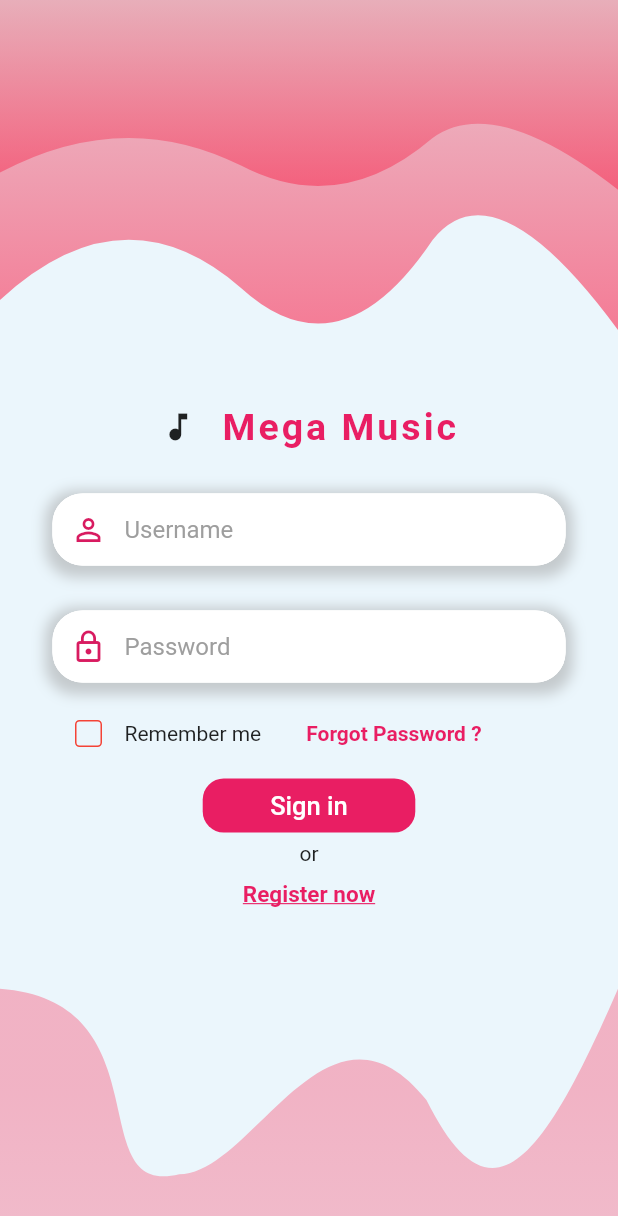
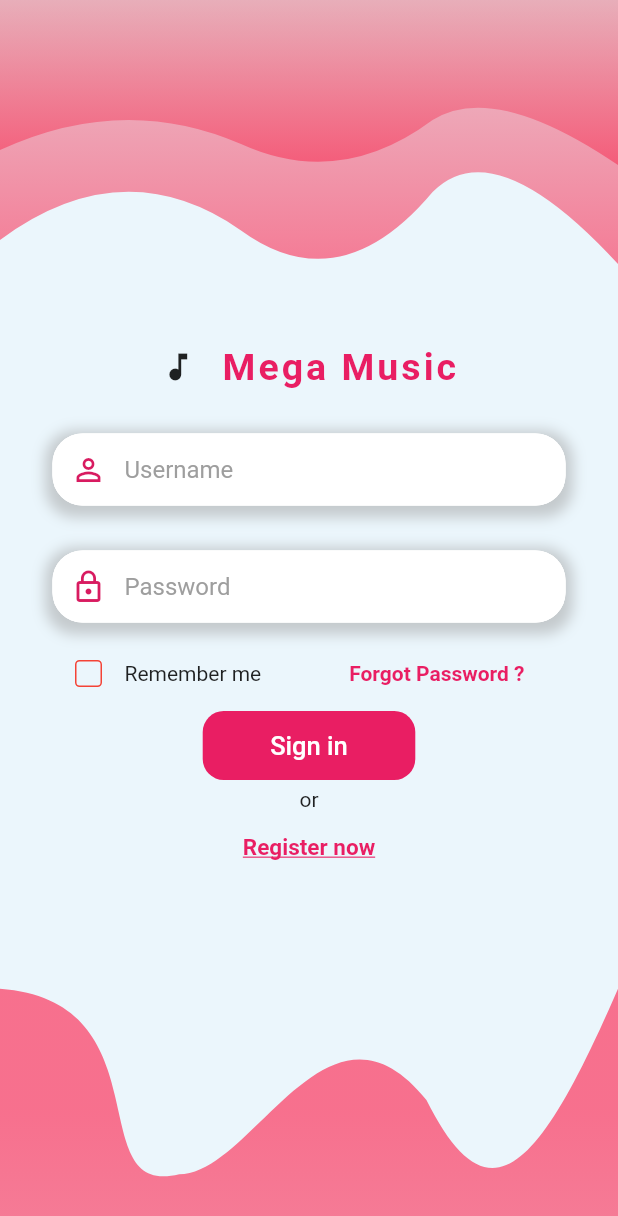
Before and after one commit to glULTRA/mysocial, a Flutter app: the screen it shows after launch, on a phone screen of 412 x 824 dp. Shown: the top 1216 px of the screen. Run offline on Flutter 3.47's test engine with Material 2 defaults, Android fonts, the phone set to English and light mode, and no system bars; our stand-ins replace flutter_spinkit.

Commit message:
Added a new container and fix opacity issue

```diff
--- a/lib/screens/authenticate/login.dart
+++ b/lib/screens/authenticate/login.dart
@@ -2,8 +2,12 @@
 
 import 'package:flutter/cupertino.dart';
 import 'package:flutter/material.dart';
+import 'package:flutter/rendering.dart';
 import 'package:flutter/src/foundation/key.dart';
 import 'package:flutter/src/widgets/framework.dart';
+import 'package:flutter/widgets.dart';
+import 'package:mysocial/screens/authenticate/register.dart';
+import 'package:mysocial/shared/forms/containerTextInputShadow.dart';
 import 'package:mysocial/shared/forms/textInputDecoration.dart';
 import 'package:mysocial/shared/shapes/bottom_wave.dart';
 import 'package:mysocial/shared/shapes/circle.dart';
@@ -22,44 +26,52 @@ class _LoginState extends State<Login> {
   var value = false;
   @override
   Widget build(BuildContext context) {
+    Size device_size = MediaQuery.of(context).size;
     return SafeArea(
       child: Scaffold(
         backgroundColor: Color.fromARGB(255, 235, 246, 252),
-        body: Container(
-          child: Stack(
+        body: ListView.builder(
+          addRepaintBoundaries: false,
+          itemCount: 1,
+          reverse: false,
+          itemBuilder: ((context, index) => Stack(
                 children: [
                   Opacity(
                     opacity: 0.980,
                     alwaysIncludeSemantics: true,
+                    child: Container(
                       child: CustomPaint(
                         painter: Wave(),
                         child: Container(
-                    height: 230,
+                          height: 200,
+                        ),
                       ),
                     ),
                   ),
                   Opacity(
                     opacity: 0.670,
                     alwaysIncludeSemantics: true,
+                    child: Container(
+                      height: 320,
                       child: CustomPaint(
                         painter: Wave(),
-                  child: Container(
-                    height: 400,
+                        child: Container(),
                       ),
                     ),
                   ),
                   Opacity(
-                opacity: 0.30,
+                    opacity: 0.60,
+                    child: Container(
+                      height: device_size.height,
                       child: CustomPaint(
                         painter: BottomWave(),
-                  child: Container(
-                    height: 1000,
+                        child: Container(),
                       ),
                     ),
                   ),
                   Center(
                     child: Container(
-                  padding: EdgeInsets.only(top: 270, left: 35, right: 35),
+                      padding: EdgeInsets.only(top: 230, left: 35, right: 35),
                       child: Center(
                         child: Column(
                           children: [
@@ -68,7 +80,7 @@ class _LoginState extends State<Login> {
                               children: [
                                 Icon(Icons.music_note),
                                 Text(
-                              "\t\tMega Music",
+                                  "  Mega Music",
                                   style: TextStyle(
                                     color: Colors.pink[500],
                                     fontSize: 25.0,
@@ -79,49 +91,14 @@ class _LoginState extends State<Login> {
                               ],
                             ),
                             SizedBox(height: 30.0),
-                        Container(
-                          decoration: BoxDecoration(
-                            color: Colors.white,
-                            borderRadius: BorderRadius.circular(20.0),
-                            boxShadow: [
-                              BoxShadow(
-                                color: Colors.grey.withOpacity(0.5),
-                                spreadRadius: 5,
-                                blurRadius: 7,
-                                offset:
-                                    Offset(0, 3), // changes position of shadow
-                              ),
-                            ],
-                          ),
-                          child: TextFormField(
-                            decoration: textInputDecoration(
+                            ContainerTextInputShadow(
+                              placeholder: "Username",
                               icon: Icons.person_outline,
-                              placeholder: "Username",
-                            ),
-                          ),
                             ),
                             SizedBox(height: 30.0),
-                        Container(
-                          decoration: BoxDecoration(
-                            color: Colors.white,
-                            borderRadius: BorderRadius.circular(20.0),
-                            boxShadow: [
-                              BoxShadow(
-                                color: Colors.grey.withOpacity(0.5),
-                                spreadRadius: 5,
-                                blurRadius: 7,
-                                offset:
-                                    Offset(0, 3), // changes position of shadow
-                              ),
-                            ],
-                          ),
-                          child: TextFormField(
-                            obscureText: true,
-                            decoration: textInputDecoration(
+                            ContainerTextInputShadow(
+                              placeholder: "Password",
                               icon: Icons.lock_outline,
-                              placeholder: "Password",
-                            ),
-                          ),
                             ),
                             SizedBox(
                               height: 10.0,
@@ -133,8 +110,8 @@ class _LoginState extends State<Login> {
                                     borderRadius: BorderRadius.circular(3.0),
                                   ),
                                   side: MaterialStateBorderSide.resolveWith(
-                                (states) =>
-                                    BorderSide(width: 1.0, color: Colors.red),
+                                    (states) => BorderSide(
+                                        width: 1.0, color: Colors.red),
                                   ),
                                   value: this.value,
                                   onChanged: (value) {
@@ -144,15 +121,21 @@ class _LoginState extends State<Login> {
                                   },
                                   activeColor: Colors.pink,
                                   checkColor: Colors.white,
+
                                   // fillColor: Fill,
                                 ),
                                 Text("Remember me"),
-                            SizedBox(width: 30.0),
-                            Text(
+                                // Making it responsive
+                                SizedBox(
+                                    width: (device_size.width * 0.05) + 30),
+                                TextButton(
+                                  onPressed: () {},
+                                  child: Text(
                                     "Forgot Password ?",
                                     style: TextStyle(
                                       color: Colors.pink[500],
                                       fontWeight: FontWeight.bold,
+                                    ),
                                   ),
                                 ),
                               ],
@@ -164,6 +147,8 @@ class _LoginState extends State<Login> {
                               padding: EdgeInsets.only(
                                 left: 45.0,
                                 right: 45.0,
+                                top: 13.0,
+                                bottom: 13.0,
                               ),
                               shape: RoundedRectangleBorder(
                                 borderRadius: BorderRadius.circular(14.0),
@@ -176,11 +161,17 @@ class _LoginState extends State<Login> {
                                 ),
                               ),
                             ),
-                        Text("or"),
-                        SizedBox(
-                          height: 10.0,
-                        ),
-                        Text(
+                            const SizedBox(height: 4.0),
+                            const Text("or"),
+                            TextButton(
+                              onPressed: () {
+                                Navigator.push(
+                                    context,
+                                    MaterialPageRoute(
+                                        builder: (context) => Register()));
+                              },
+                              autofocus: true,
+                              child: Text(
                                 "Register now",
                                 style: TextStyle(
                                   decoration: TextDecoration.underline,
@@ -189,13 +180,14 @@ class _LoginState extends State<Login> {
                                   fontWeight: FontWeight.bold,
                                 ),
                               ),
+                            ),
                           ],
                         ),
                       ),
                     ),
                   ),
                 ],
-          ),
+              )),
         ),
       ),
     );
--- /dev/null
+++ b/lib/shared/forms/containerTextInputShadow.dart
@@ -0,0 +1,29 @@
+import 'package:flutter/material.dart';
+import 'package:mysocial/shared/forms/textInputDecoration.dart';
+
+Container ContainerTextInputShadow({
+  required String ?placeholder,
+  required IconData ?icon,
+  TextAlign textAlign = TextAlign.start
+}) =>
+    Container(
+      decoration: BoxDecoration(
+        color: Colors.white,
+        borderRadius: BorderRadius.circular(20.0),
+        boxShadow: [
+          BoxShadow(
+            color: Colors.grey.withOpacity(0.5),
+            spreadRadius: 5,
+            blurRadius: 7,
+            offset: Offset(0, 3),
+          ),
+        ],
+      ),
+      child: TextFormField(
+        textAlign: textAlign,
+        decoration: textInputDecoration(
+          icon: icon,
+          placeholder: placeholder,
+        ),
+      ),
+    );
--- a/lib/shared/forms/textInputDecoration.dart
+++ b/lib/shared/forms/textInputDecoration.dart
@@ -1,8 +1,8 @@
 import 'package:flutter/material.dart';
 
 InputDecoration textInputDecoration({
-  required icon,
-  required placeholder,
+  required IconData? icon,
+  required String? placeholder,
 }) =>
     InputDecoration(
       border: OutlineInputBorder(
--- a/lib/shared/shapes/bottom_wave.dart
+++ b/lib/shared/shapes/bottom_wave.dart
@@ -37,8 +37,8 @@ class BottomWave extends CustomPainter {
         begin: Alignment.topCenter,
         end: Alignment.bottomCenter,
         tileMode: TileMode.clamp,
-        colors: [Colors.redAccent[400]!, Colors.grey[100]!],
-      ).createShader(Offset(0, size.height - 100) & size);
+        colors: [Colors.redAccent[400]!, Colors.grey[300]!],
+      ).createShader(Offset(0, (size.height * 0.9)) & size);
 
     canvas.drawPath(bezierPath, bezierPaint);
   }
```
Also changed, not shown: lib/screens/authenticate/register.dart (+97 -0 lines). Lines whose indentation alone changed are shown as unchanged.
